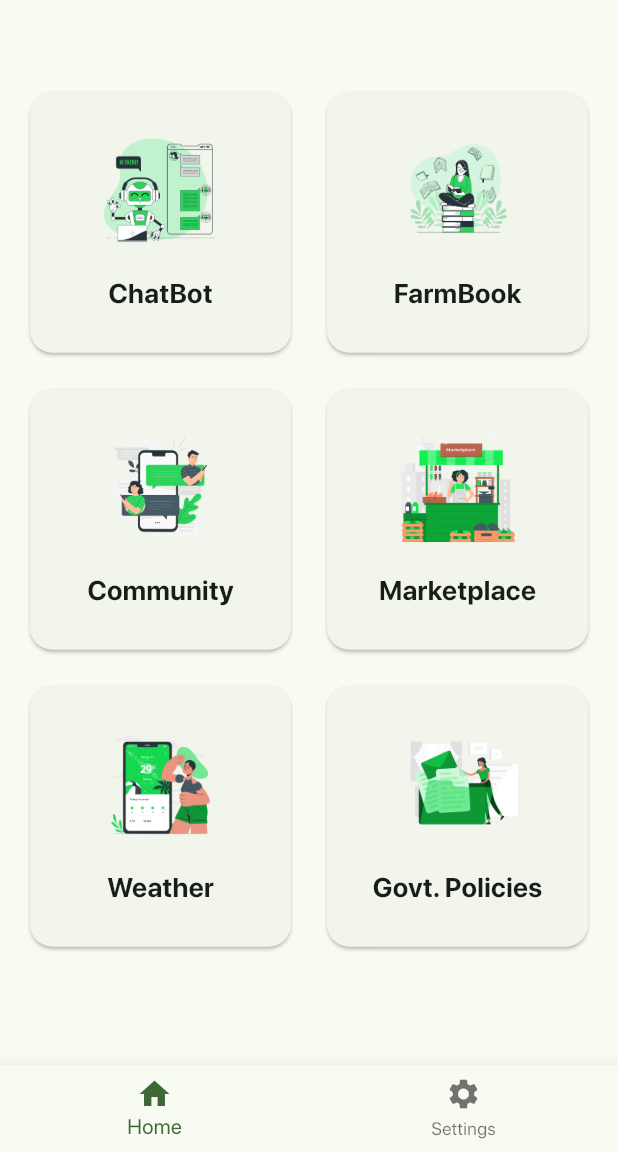
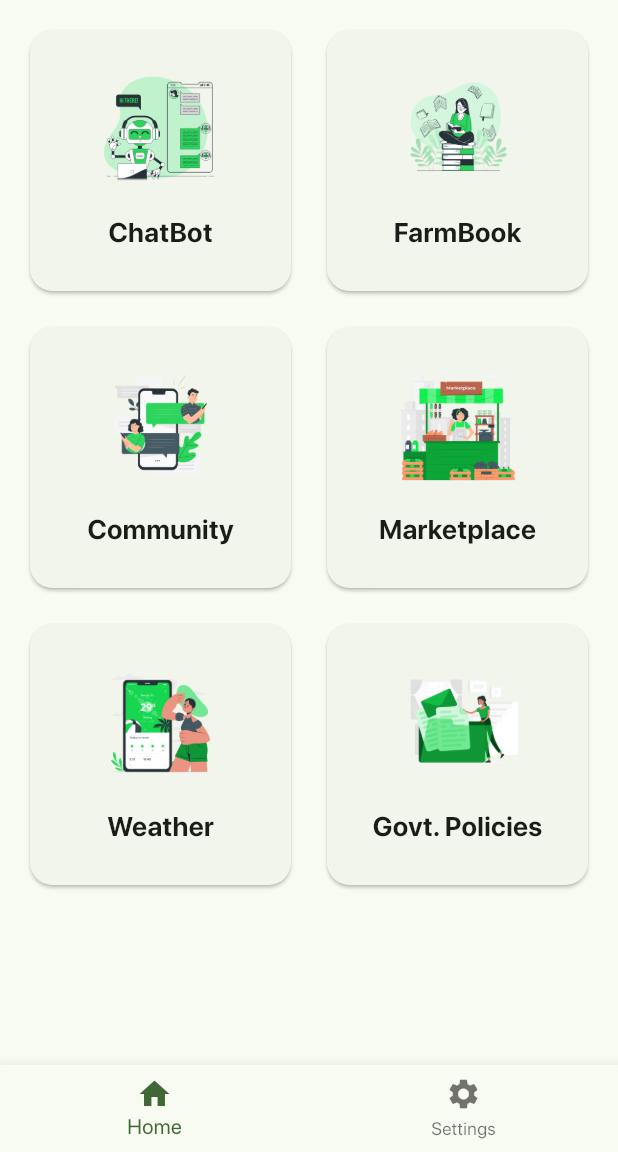
Before and after one commit to celestix/agroconnect, a Flutter app: the HomeScreen screen opened by its route, on a phone screen of 412 x 824 dp, the part 84-1236 px from its top. Run offline on Flutter 3.47's test engine with Material 3 defaults, Android fonts, the phone set to English and light mode, and no system bars; our stand-ins replace firebase_auth, firebase_core, flutter_svg, pinput; accounts and stored records are empty; project files that could hold a hidden picture were left out.

Commit message:
remove padding from home grid

```diff
--- a/lib/home/home.dart
+++ b/lib/home/home.dart
@@ -199,11 +199,7 @@ class _HomeScreenState extends State<HomeScreen> {
           ),
         ],
       ),
-      body: Padding(
-        padding: EdgeInsets.only(
-          top: MediaQuery.of(context).size.height * 0.05,
-        ),
-        child: GridView.builder(
+      body: GridView.builder(
         itemCount: 6,
         padding: const EdgeInsets.all(16),
         gridDelegate: const SliverGridDelegateWithFixedCrossAxisCount(
@@ -249,7 +245,6 @@ class _HomeScreenState extends State<HomeScreen> {
           );
         },
       ),
-      ),
     );
   }
 }
--- a/lib/main.dart
+++ b/lib/main.dart
@@ -22,7 +22,6 @@ void main() async {
     navigatorKey: navigatorKey,
     scaffoldKey: scaffoldKey,
   );
-
   runApp(MaterialApp(
     navigatorKey: navigatorKey,
     scaffoldMessengerKey: scaffoldKey,
```
Lines whose indentation alone changed are shown as unchanged.
